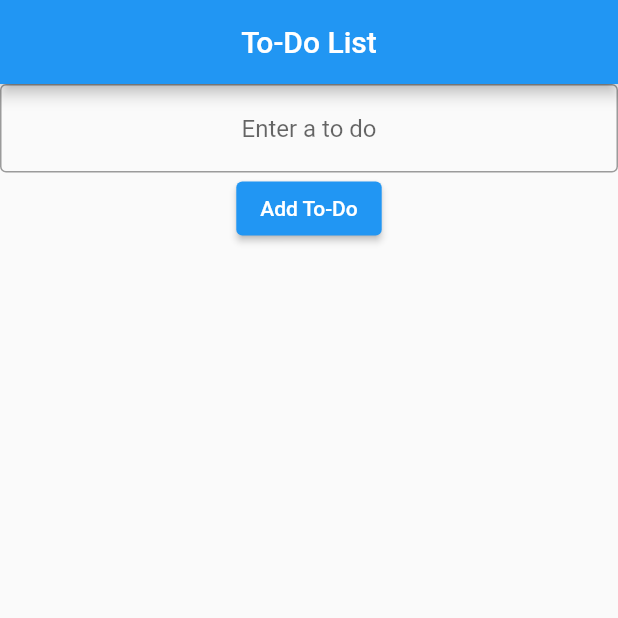
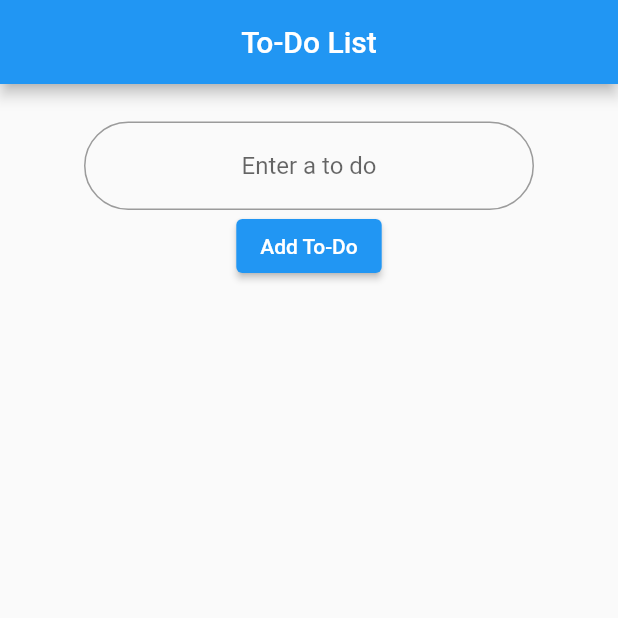
Before and after one commit to stefanomusicman/todo_flutter, a Flutter app: the screen it shows after launch, on a phone screen of 412 x 824 dp, the top half of it. Run offline on Flutter 3.47's test engine with Material 2 defaults, Android fonts, the phone set to English and light mode, and no system bars.

Commit message:
centered input field

```diff
--- a/lib/main.dart
+++ b/lib/main.dart
@@ -14,12 +14,13 @@ class MyApp extends StatelessWidget {
           title: Text('To-Do List'),
           centerTitle: true,
         ),
-        body: InputField(),
+        body: const InputField(),
       ),
     );
   }
 }
 
+// Input field including Input and Submit button
 class InputField extends StatefulWidget {
   const InputField({super.key});
 
@@ -33,14 +34,24 @@ class _InputFieldState extends State<InputField> {
 
   @override
   Widget build(BuildContext context) {
-    return Column(
+    return Container(
+      width: 1000,
+      height: 500,
+      margin: const EdgeInsets.only(top: 25),
+      child: Center(
+        child: Container(
+          width: 300,
+          height: 500,
+          child: Column(
+            crossAxisAlignment: CrossAxisAlignment.center,
             children: [
               TextFormField(
                 textAlign: TextAlign.center,
                 controller: textController,
                 maxLines: null,
-          decoration: const InputDecoration(
-            border: OutlineInputBorder(),
+                decoration: InputDecoration(
+                  border: OutlineInputBorder(
+                      borderRadius: BorderRadius.circular(50.0)),
                   hintText: 'Enter a to do',
                 ),
               ),
@@ -52,6 +63,9 @@ class _InputFieldState extends State<InputField> {
                   },
                   child: Text("Add To-Do")),
             ],
+          ),
+        ),
+      ),
     );
   }
 }
```
Lines whose indentation alone changed are shown as unchanged.
